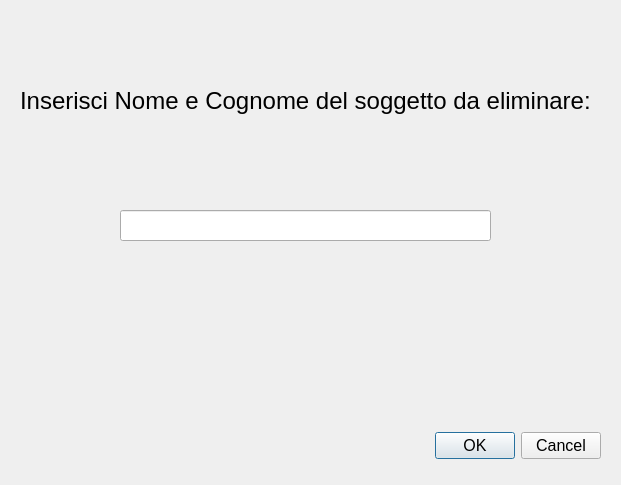
Above: c++/menu/menu_project/elimina.ui from alessan10/c19-1 before the change. Below: the same form after it.
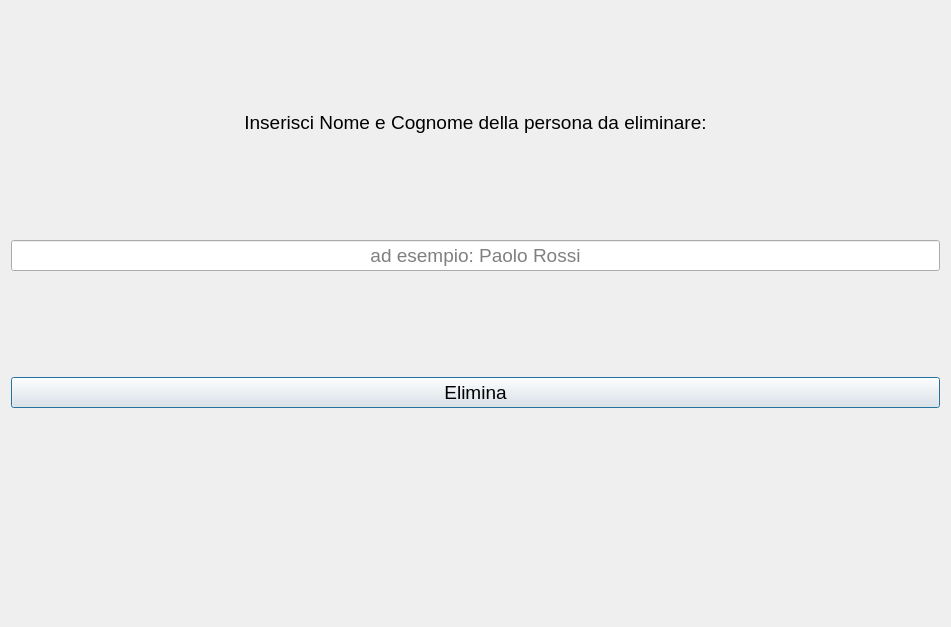
That is the form after the change.

Commit message: [c++] sistemata vista grafica ricerca, elimina, inserisci

```diff
--- a/c++/menu/menu_project/elimina.ui
+++ b/c++/menu/menu_project/elimina.ui
@@ -6,67 +6,117 @@
    <rect>
     <x>0</x>
     <y>0</y>
-    <width>621</width>
-    <height>485</height>
+    <width>951</width>
+    <height>627</height>
    </rect>
   </property>
+  <property name="sizePolicy">
+   <sizepolicy hsizetype="Preferred" vsizetype="Preferred">
+    <horstretch>0</horstretch>
+    <verstretch>0</verstretch>
+   </sizepolicy>
+  </property>
+  <property name="font">
+   <font>
+    <pointsize>14</pointsize>
+   </font>
+  </property>
   <property name="windowTitle">
    <string>Dialog</string>
   </property>
-  <widget class="QDialogButtonBox" name="buttonBox">
-   <property name="geometry">
-    <rect>
-     <x>260</x>
-     <y>430</y>
-     <width>341</width>
-     <height>32</height>
-    </rect>
-   </property>
-   <property name="font">
-    <font>
-     <pointsize>12</pointsize>
-    </font>
-   </property>
-   <property name="orientation">
-    <enum>Qt::Horizontal</enum>
-   </property>
-   <property name="standardButtons">
-    <set>QDialogButtonBox::Cancel|QDialogButtonBox::Ok</set>
-   </property>
-  </widget>
-  <widget class="QLineEdit" name="lineEdit">
-   <property name="geometry">
-    <rect>
-     <x>120</x>
-     <y>210</y>
-     <width>371</width>
-     <height>31</height>
-    </rect>
-   </property>
-   <property name="font">
-    <font>
-     <pointsize>14</pointsize>
-    </font>
-   </property>
-  </widget>
-  <widget class="QLabel" name="label">
-   <property name="geometry">
-    <rect>
-     <x>20</x>
-     <y>50</y>
-     <width>571</width>
-     <height>101</height>
-    </rect>
-   </property>
-   <property name="font">
-    <font>
-     <pointsize>18</pointsize>
-    </font>
-   </property>
-   <property name="text">
-    <string>Inserisci Nome e Cognome del soggetto da eliminare:</string>
-   </property>
-  </widget>
+  <layout class="QVBoxLayout" name="verticalLayout">
+   <item>
+    <widget class="QLabel" name="label">
+     <property name="sizePolicy">
+      <sizepolicy hsizetype="Preferred" vsizetype="Fixed">
+       <horstretch>0</horstretch>
+       <verstretch>0</verstretch>
+      </sizepolicy>
+     </property>
+     <property name="font">
+      <font>
+       <pointsize>14</pointsize>
+      </font>
+     </property>
+     <property name="text">
+      <string>Inserisci Nome e Cognome della persona da eliminare:</string>
+     </property>
+     <property name="alignment">
+      <set>Qt::AlignCenter</set>
+     </property>
+    </widget>
+   </item>
+   <item>
+    <widget class="QLineEdit" name="lineEdit">
+     <property name="sizePolicy">
+      <sizepolicy hsizetype="Expanding" vsizetype="Fixed">
+       <horstretch>0</horstretch>
+       <verstretch>0</verstretch>
+      </sizepolicy>
+     </property>
+     <property name="alignment">
+      <set>Qt::AlignCenter</set>
+     </property>
+     <property name="placeholderText">
+      <string>ad esempio: Paolo Rossi</string>
+     </property>
+    </widget>
+   </item>
+   <item>
+    <widget class="QPushButton" name="pushButton">
+     <property name="sizePolicy">
+      <sizepolicy hsizetype="Preferred" vsizetype="Fixed">
+       <horstretch>0</horstretch>
+       <verstretch>0</verstretch>
+      </sizepolicy>
+     </property>
+     <property name="font">
+      <font>
+       <pointsize>14</pointsize>
+      </font>
+     </property>
+     <property name="text">
+      <string>Elimina</string>
+     </property>
+     <property name="checkable">
+      <bool>false</bool>
+     </property>
+    </widget>
+   </item>
+   <item>
+    <widget class="QDialogButtonBox" name="buttonBox">
+     <property name="enabled">
+      <bool>true</bool>
+     </property>
+     <property name="sizePolicy">
+      <sizepolicy hsizetype="Expanding" vsizetype="Fixed">
+       <horstretch>0</horstretch>
+       <verstretch>0</verstretch>
+      </sizepolicy>
+     </property>
+     <property name="font">
+      <font>
+       <pointsize>8</pointsize>
+      </font>
+     </property>
+     <property name="focusPolicy">
+      <enum>Qt::NoFocus</enum>
+     </property>
+     <property name="layoutDirection">
+      <enum>Qt::LeftToRight</enum>
+     </property>
+     <property name="orientation">
+      <enum>Qt::Horizontal</enum>
+     </property>
+     <property name="standardButtons">
+      <set>QDialogButtonBox::NoButton</set>
+     </property>
+     <property name="centerButtons">
+      <bool>false</bool>
+     </property>
+    </widget>
+   </item>
+  </layout>
  </widget>
  <resources/>
  <connections>
```
Left out of the diff: 35 changed lines with no effect on the pictures. The commit also changes 3 other files.
